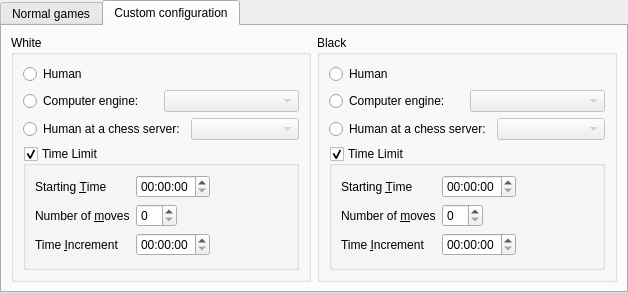
This is src/gamedialog.ui in KDE/knights as Qt 5 draws it before an edit. The edited form follows.
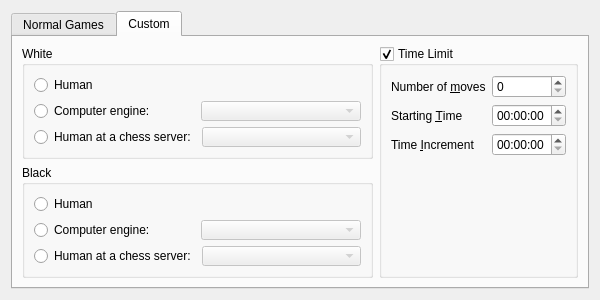
This is the edited form. The open tabs and pages were chosen to show the change. Custom widgets are drawn as their Qt base class.

Commit message: Change the game dialog and its caller to enable the two protocol mode

What changed in the file:
```diff
--- a/src/gamedialog.ui
+++ b/src/gamedialog.ui
@@ -6,22 +6,25 @@
    <rect>
     <x>0</x>
     <y>0</y>
-    <width>628</width>
-    <height>275</height>
+    <width>600</width>
+    <height>300</height>
    </rect>
   </property>
-  <layout class="QGridLayout" name="gridLayout">
-   <property name="margin">
-    <number>0</number>
-   </property>
-   <item row="3" column="0">
-    <widget class="QTabWidget" name="tabWidget">
+  <property name="minimumSize">
+   <size>
+    <width>600</width>
+    <height>300</height>
+   </size>
+  </property>
+  <layout class="QVBoxLayout" name="verticalLayout_5">
+   <item>
+    <widget class="KTabWidget" name="tabWidget">
      <property name="currentIndex">
       <number>0</number>
      </property>
      <widget class="QWidget" name="basicTab">
       <attribute name="title">
-       <string>Normal games</string>
+       <string>Normal Games</string>
       </attribute>
       <layout class="QGridLayout" name="gridLayout_2">
        <item row="0" column="0" colspan="2">
@@ -123,25 +126,9 @@
          <property name="checkable">
           <bool>true</bool>
          </property>
-         <layout class="QFormLayout" name="formLayout_3">
-          <property name="fieldGrowthPolicy">
-           <enum>QFormLayout::ExpandingFieldsGrow</enum>
-          </property>
+         <layout class="QFormLayout" name="formLayout">
           <item row="0" column="0">
-           <widget class="QLabel" name="startingTimeLabel_3">
-            <property name="text">
-             <string>Starting &amp;Time</string>
-            </property>
-            <property name="buddy">
-             <cstring>startingTimeWhite</cstring>
-            </property>
-           </widget>
-          </item>
-          <item row="0" column="1">
-           <widget class="QTimeEdit" name="startingTimeBasic"/>
-          </item>
-          <item row="1" column="0">
-           <widget class="QLabel" name="numberOfMovesLabel_3">
+           <widget class="QLabel" name="numberOfMovesLabel">
             <property name="text">
              <string>Number of &amp;moves</string>
             </property>
@@ -150,8 +137,15 @@
             </property>
            </widget>
           </item>
-          <item row="1" column="1">
-           <widget class="KIntSpinBox" name="numberOfMovesBasic"/>
+          <item row="1" column="0">
+           <widget class="QLabel" name="startingTimeLabel">
+            <property name="text">
+             <string>Starting &amp;Time</string>
+            </property>
+            <property name="buddy">
+             <cstring>startingTime</cstring>
+            </property>
+           </widget>
           </item>
           <item row="2" column="0">
            <widget class="QLabel" name="timeIncrementLabel_3">
@@ -173,10 +167,10 @@
      </widget>
      <widget class="QWidget" name="customTab">
       <attribute name="title">
-       <string>Custom configuration</string>
+       <string>Custom</string>
       </attribute>
-      <layout class="QHBoxLayout" name="horizontalLayout_5">
-       <item>
+      <layout class="QGridLayout" name="gridLayout">
+       <item row="0" column="0">
         <widget class="QGroupBox" name="whiteBox">
          <property name="title">
           <string>White</string>
@@ -232,63 +226,22 @@
            </layout>
           </item>
           <item>
-           <widget class="QGroupBox" name="timeGroupWhite">
-            <property name="title">
-             <string>Time Limit</string>
+           <spacer name="horizontalSpacer_2">
+            <property name="orientation">
+             <enum>Qt::Horizontal</enum>
             </property>
-            <property name="checkable">
-             <bool>true</bool>
+            <property name="sizeHint" stdset="0">
+             <size>
+              <width>40</width>
+              <height>0</height>
+             </size>
             </property>
-            <layout class="QFormLayout" name="formLayout">
-             <property name="fieldGrowthPolicy">
-              <enum>QFormLayout::ExpandingFieldsGrow</enum>
-             </property>
-             <item row="0" column="0">
-              <widget class="QLabel" name="startingTimeLabel">
-               <property name="text">
-                <string>Starting &amp;Time</string>
-               </property>
-               <property name="buddy">
-                <cstring>startingTimeWhite</cstring>
-               </property>
-              </widget>
-             </item>
-             <item row="0" column="1">
-              <widget class="QTimeEdit" name="startingTimeWhite"/>
-             </item>
-             <item row="1" column="0">
-              <widget class="QLabel" name="numberOfMovesLabel">
-               <property name="text">
-                <string>Number of &amp;moves</string>
-               </property>
-               <property name="buddy">
-                <cstring>numberOfMovesWhite</cstring>
-               </property>
-              </widget>
-             </item>
-             <item row="1" column="1">
-              <widget class="KIntSpinBox" name="numberOfMovesWhite"/>
-             </item>
-             <item row="2" column="0">
-              <widget class="QLabel" name="timeIncrementLabel">
-               <property name="text">
-                <string>Time &amp;Increment</string>
-               </property>
-               <property name="buddy">
-                <cstring>timeIncrementWhite</cstring>
-               </property>
-              </widget>
-             </item>
-             <item row="2" column="1">
-              <widget class="QTimeEdit" name="timeIncrementWhite"/>
-             </item>
-            </layout>
-           </widget>
+           </spacer>
           </item>
          </layout>
         </widget>
        </item>
-       <item>
+       <item row="1" column="0">
         <widget class="QGroupBox" name="blackBox">
          <property name="title">
           <string>Black</string>
@@ -344,59 +297,69 @@
            </layout>
           </item>
           <item>
-           <widget class="QGroupBox" name="timeGroupBlack">
-            <property name="title">
-             <string>Time Limit</string>
+           <spacer name="horizontalSpacer">
+            <property name="orientation">
+             <enum>Qt::Horizontal</enum>
             </property>
-            <property name="checkable">
-             <bool>true</bool>
+            <property name="sizeHint" stdset="0">
+             <size>
+              <width>40</width>
+              <height>0</height>
+             </size>
             </property>
-            <layout class="QFormLayout" name="formLayout_2">
-             <property name="fieldGrowthPolicy">
-              <enum>QFormLayout::ExpandingFieldsGrow</enum>
-             </property>
-             <item row="0" column="0">
-              <widget class="QLabel" name="startingTimeLabel_2">
-               <property name="text">
-                <string>Starting &amp;Time</string>
-               </property>
-               <property name="buddy">
-                <cstring>startingTimeWhite</cstring>
-               </property>
-              </widget>
-             </item>
-             <item row="0" column="1">
-              <widget class="QTimeEdit" name="startingTimeBlack"/>
-             </item>
-             <item row="1" column="0">
-              <widget class="QLabel" name="numberOfMovesLabel_2">
-               <property name="text">
-                <string>Number of &amp;moves</string>
-               </property>
-               <property name="buddy">
-                <cstring>numberOfMovesWhite</cstring>
-               </property>
-              </widget>
-             </item>
-             <item row="1" column="1">
-              <widget class="KIntSpinBox" name="numberOfMovesBlack"/>
-             </item>
-             <item row="2" column="0">
-              <widget class="QLabel" name="timeIncrementLabel_2">
-               <property name="text">
-                <string>Time &amp;Increment</string>
-               </property>
-               <property name="buddy">
-                <cstring>timeIncrementWhite</cstring>
-               </property>
-              </widget>
-             </item>
-             <item row="2" column="1">
-              <widget class="QTimeEdit" name="timeIncrementBlack"/>
-             </item>
-            </layout>
+           </spacer>
+          </item>
+         </layout>
+        </widget>
+       </item>
+       <item row="0" column="1" rowspan="2">
+        <widget class="QGroupBox" name="timeGroupBasic_2">
+         <property name="title">
+          <string>Time Limit</string>
+         </property>
+         <property name="checkable">
+          <bool>true</bool>
+         </property>
+         <layout class="QFormLayout" name="formLayout_2">
+          <item row="0" column="0">
+           <widget class="QLabel" name="numberOfMovesLabel_2">
+            <property name="text">
+             <string>Number of &amp;moves</string>
+            </property>
+            <property name="buddy">
+             <cstring>numberOfMoves_2</cstring>
+            </property>
            </widget>
           </item>
+          <item row="1" column="0">
+           <widget class="QLabel" name="startingTimeLabel_2">
+            <property name="text">
+             <string>Starting &amp;Time</string>
+            </property>
+            <property name="buddy">
+             <cstring>startingTime_2</cstring>
+            </property>
+           </widget>
+          </item>
+          <item row="2" column="0">
+           <widget class="QLabel" name="timeIncrementLabel_2">
+            <property name="text">
+             <string>Time &amp;Increment</string>
+            </property>
+            <property name="buddy">
+             <cstring>timeIncrement_2</cstring>
+            </property>
+           </widget>
+          </item>
+          <item row="0" column="1">
+           <widget class="KIntSpinBox" name="numberOfMoves_2"/>
+          </item>
+          <item row="1" column="1">
+           <widget class="QTimeEdit" name="startingTime_2"/>
+          </item>
+          <item row="2" column="1">
+           <widget class="QTimeEdit" name="timeIncrement_2"/>
+          </item>
          </layout>
         </widget>
        </item>
@@ -417,6 +380,12 @@
    <extends>QComboBox</extends>
    <header>kcombobox.h</header>
   </customwidget>
+  <customwidget>
+   <class>KTabWidget</class>
+   <extends>QTabWidget</extends>
+   <header>ktabwidget.h</header>
+   <container>1</container>
+  </customwidget>
   <customwidget>
    <class>KHistoryComboBox</class>
    <extends>KComboBox</extends>
```
Left out of the diff: 310 changed lines with no effect on the pictures. The commit also changes 4 other files.
